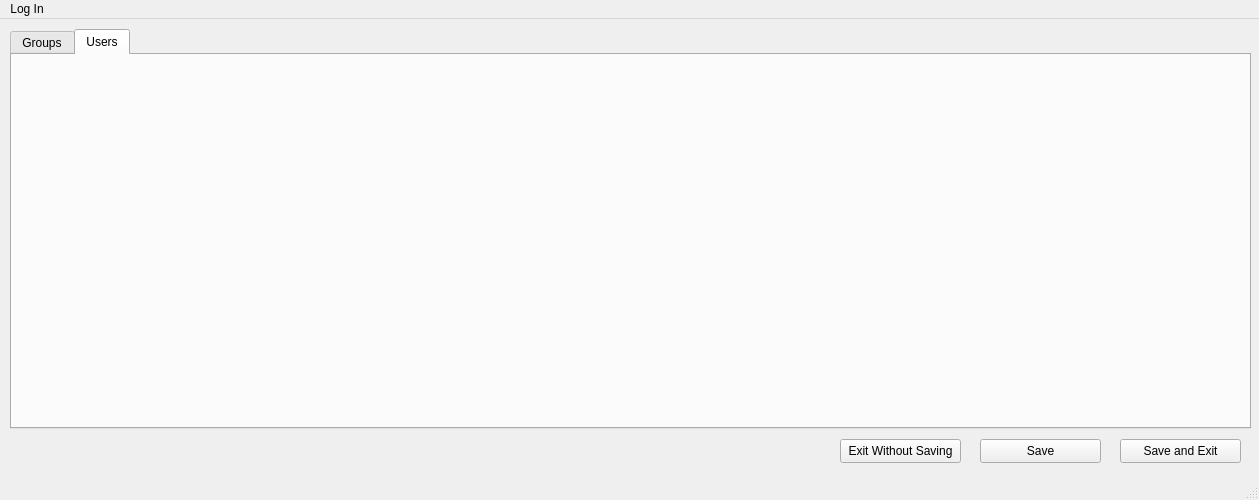
First picture: the form in PayAlertEnterprise/mainwindow.ui, repository rivardp/Qt6, before the edit.
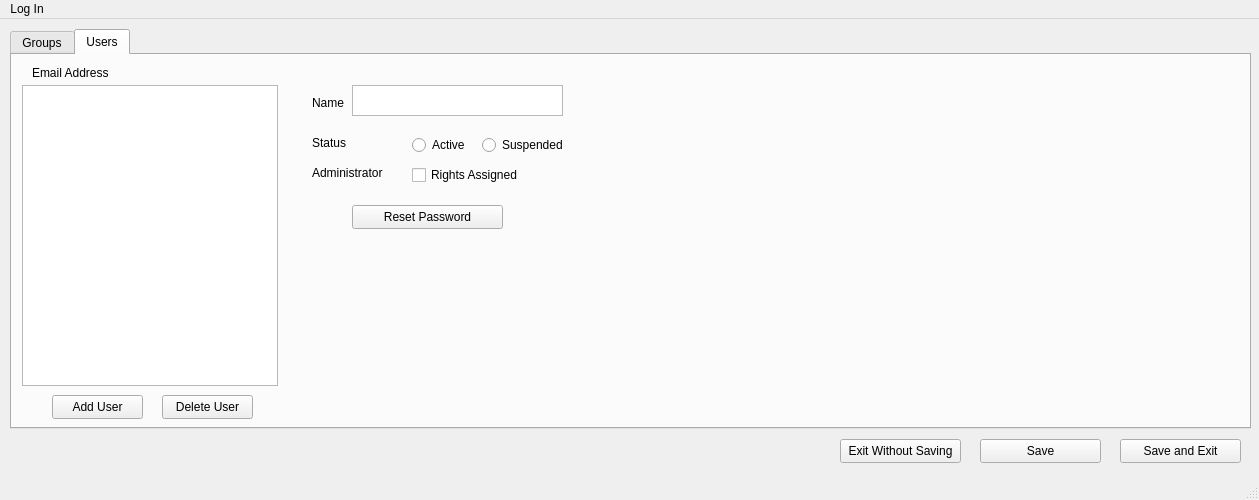
Second picture: the form after the edit. The open tabs and pages were chosen to show the change. Custom widgets are drawn as their Qt base class.

Diff of the .ui file:
```diff
--- a/PayAlertEnterprise/mainwindow.ui
+++ b/PayAlertEnterprise/mainwindow.ui
@@ -525,6 +525,156 @@
      <attribute name="title">
       <string>Users</string>
      </attribute>
+     <widget class="QColumnView" name="columnView">
+      <property name="geometry">
+       <rect>
+        <x>10</x>
+        <y>30</y>
+        <width>256</width>
+        <height>301</height>
+       </rect>
+      </property>
+     </widget>
+     <widget class="QLabel" name="label_6">
+      <property name="geometry">
+       <rect>
+        <x>20</x>
+        <y>10</y>
+        <width>131</width>
+        <height>16</height>
+       </rect>
+      </property>
+      <property name="text">
+       <string>Email Address</string>
+      </property>
+     </widget>
+     <widget class="QLabel" name="label_7">
+      <property name="geometry">
+       <rect>
+        <x>300</x>
+        <y>40</y>
+        <width>49</width>
+        <height>16</height>
+       </rect>
+      </property>
+      <property name="text">
+       <string>Name</string>
+      </property>
+     </widget>
+     <widget class="QTextEdit" name="userName">
+      <property name="geometry">
+       <rect>
+        <x>340</x>
+        <y>30</y>
+        <width>211</width>
+        <height>31</height>
+       </rect>
+      </property>
+     </widget>
+     <widget class="QLabel" name="label_8">
+      <property name="geometry">
+       <rect>
+        <x>300</x>
+        <y>80</y>
+        <width>49</width>
+        <height>16</height>
+       </rect>
+      </property>
+      <property name="text">
+       <string>Status</string>
+      </property>
+     </widget>
+     <widget class="QRadioButton" name="RB_Active">
+      <property name="geometry">
+       <rect>
+        <x>400</x>
+        <y>80</y>
+        <width>89</width>
+        <height>20</height>
+       </rect>
+      </property>
+      <property name="text">
+       <string>Active</string>
+      </property>
+     </widget>
+     <widget class="QRadioButton" name="RB_Suspended">
+      <property name="geometry">
+       <rect>
+        <x>470</x>
+        <y>80</y>
+        <width>89</width>
+        <height>20</height>
+       </rect>
+      </property>
+      <property name="text">
+       <string>Suspended</string>
+      </property>
+     </widget>
+     <widget class="QLabel" name="label_9">
+      <property name="geometry">
+       <rect>
+        <x>300</x>
+        <y>110</y>
+        <width>81</width>
+        <height>16</height>
+       </rect>
+      </property>
+      <property name="text">
+       <string>Administrator</string>
+      </property>
+     </widget>
+     <widget class="QCheckBox" name="checkBox">
+      <property name="geometry">
+       <rect>
+        <x>400</x>
+        <y>110</y>
+        <width>111</width>
+        <height>20</height>
+       </rect>
+      </property>
+      <property name="text">
+       <string>Rights Assigned</string>
+      </property>
+     </widget>
+     <widget class="QPushButton" name="pushButton">
+      <property name="geometry">
+       <rect>
+        <x>340</x>
+        <y>150</y>
+        <width>151</width>
+        <height>24</height>
+       </rect>
+      </property>
+      <property name="text">
+       <string>Reset Password</string>
+      </property>
+     </widget>
+     <widget class="QPushButton" name="pushButton_2">
+      <property name="geometry">
+       <rect>
+        <x>40</x>
+        <y>340</y>
+        <width>91</width>
+        <height>24</height>
+       </rect>
+      </property>
+      <property name="text">
+       <string>Add User</string>
+      </property>
+     </widget>
+     <widget class="QPushButton" name="pushButton_3">
+      <property name="geometry">
+       <rect>
+        <x>150</x>
+        <y>340</y>
+        <width>91</width>
+        <height>24</height>
+       </rect>
+      </property>
+      <property name="text">
+       <string>Delete User</string>
+      </property>
+     </widget>
     </widget>
    </widget>
    <widget class="QPushButton" name="PB_SaveAndExit">
@@ -596,6 +746,13 @@
   </widget>
   <widget class="QStatusBar" name="statusbar"/>
  </widget>
+ <customwidgets>
+  <customwidget>
+   <class>TableView</class>
+   <extends>QTableView</extends>
+   <header location="global">TableView.h</header>
+  </customwidget>
+ </customwidgets>
  <resources/>
  <connections/>
 </ui>
```
Left out of the diff: 47 changed lines with no effect on the pictures.
